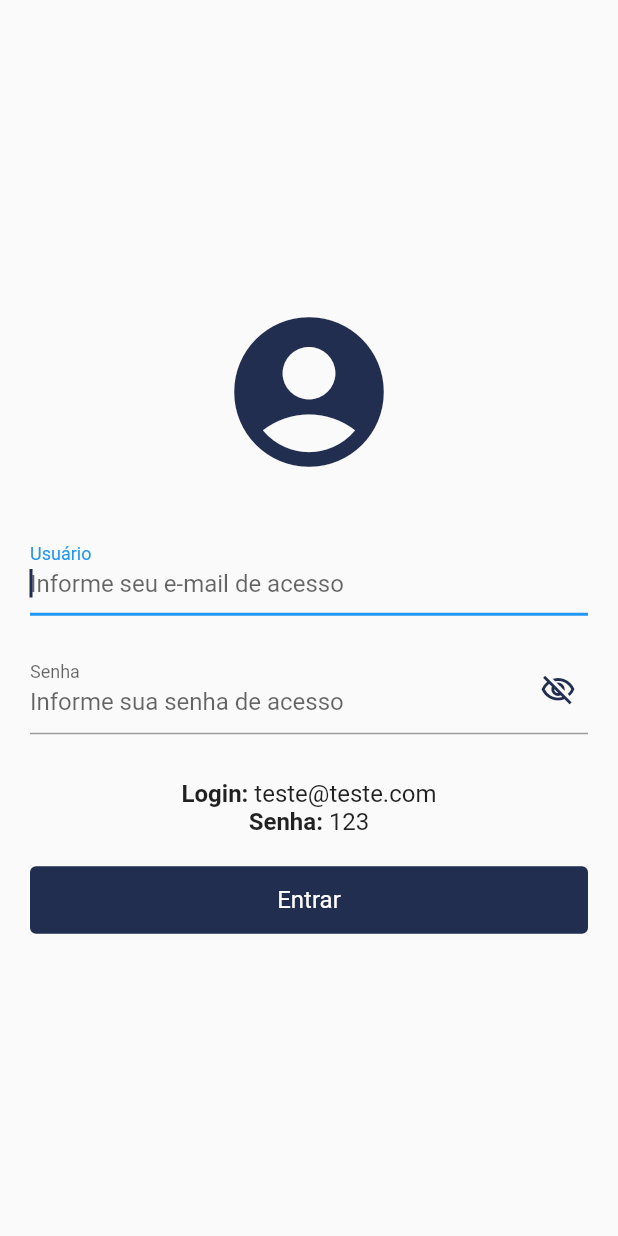
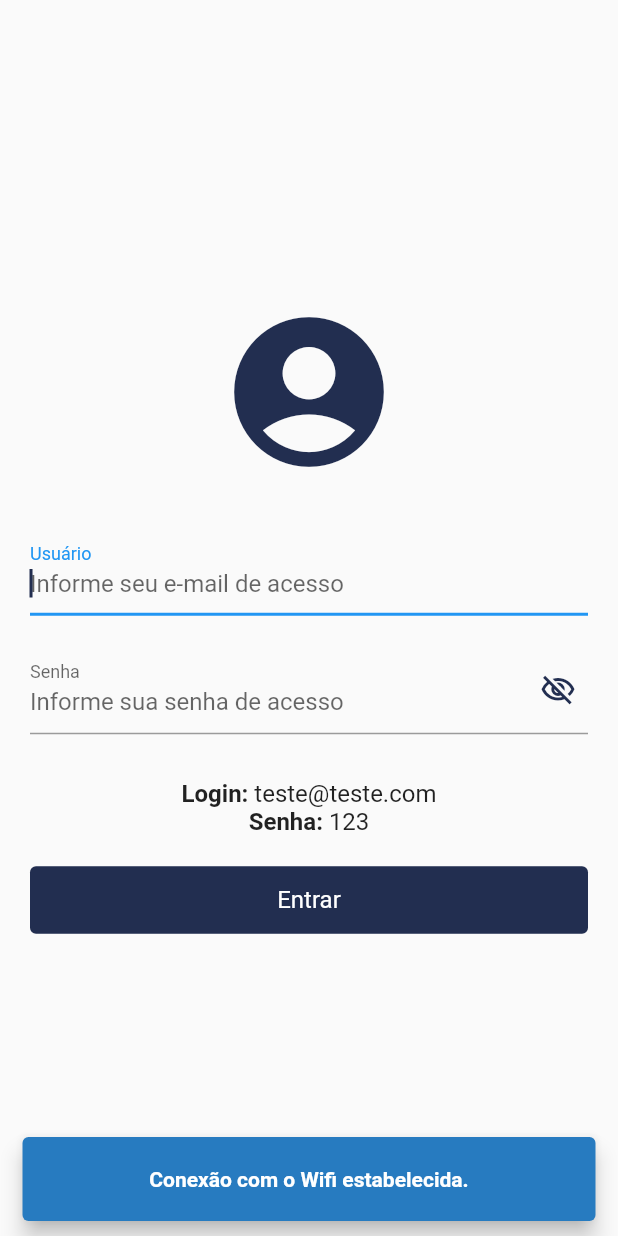
Before and after one commit to carlosmalltec/mdmottu, a Flutter app: the screen it shows after launch, on a phone screen of 412 x 824 dp. Run offline on Flutter 3.47's test engine with Material 2 defaults, Android fonts, the phone set to English and light mode, and no system bars; our stand-ins replace connectivity_plus, dio, equatable, get_it, google_fonts, shared_preferences.

Commit message:
Verificaçao com a internet

```diff
--- a/lib/app_prod.dart
+++ b/lib/app_prod.dart
@@ -1,11 +1,9 @@
 import 'package:flutter/material.dart';
 import 'package:flutter_localizations/flutter_localizations.dart';
-import 'package:provider/provider.dart';
 
 import 'core/navigation_state/navigator_service.dart';
 import 'core/theme_preference/theme_model.dart';
-import 'features/design_system/colors/colors_app.dart';
-import 'features/design_system/style/style_app.dart';
+import 'dependency_injections/service_locator.dart';
 import 'lang/app_translation.dart';
 import 'lang/translation_service.dart';
 import 'routes/app_pages.dart';
@@ -19,15 +17,19 @@ class AppProd extends StatefulWidget {
 }
 
 class _AppProdState extends State<AppProd> {
+  var themeNotifier = ServiceLocator().getIt.get<ThemeModel>();
+  final scaffoldMessengerStateKey = GlobalKey<ScaffoldMessengerState>();
+
   @override
   Widget build(BuildContext context) {
-    return ChangeNotifierProvider(
-        create: (_) => ThemeModel(),
-        child: Consumer<ThemeModel>(builder: (context, ThemeModel themeNotifier, child) {
+    return AnimatedBuilder(
+      animation: themeNotifier,
+      builder: (BuildContext context, Widget? widget) {
         return MaterialApp(
           debugShowCheckedModeBanner: false,
           initialRoute: AppPages.initial,
           navigatorKey: NavigatorService.navigatorKey,
+          scaffoldMessengerKey: scaffoldMessengerStateKey,
           routes: AppPages.routes(),
           locale: TranslationService.locale,
           localizationsDelegates: const [GlobalMaterialLocalizations.delegate, GlobalWidgetsLocalizations.delegate, GlobalCupertinoLocalizations.delegate],
@@ -41,6 +43,7 @@ class _AppProdState extends State<AppProd> {
             return widget!;
           },
         );
-        }));
+      },
+    );
   }
 }
--- a/lib/core/scaffold_app/scaffold_app.dart
+++ b/lib/core/scaffold_app/scaffold_app.dart
@@ -1,5 +1,10 @@
+import 'dart:async';
+
+import 'package:connectivity_plus/connectivity_plus.dart';
 import 'package:flutter/gestures.dart';
 import 'package:flutter/material.dart';
+
+import 'widgets/snack_bar_success.dart';
 
 class ScaffoldApp extends StatefulWidget {
   final PreferredSizeWidget? appBar;
@@ -25,7 +30,7 @@ class ScaffoldApp extends StatefulWidget {
   final bool drawerEnableOpenDragGesture;
   final bool endDrawerEnableOpenDragGesture;
   final String? restorationId;
-  final  Future<bool> Function()? onWillPop;
+  final Future<bool> Function()? onWillPop;
 
   const ScaffoldApp({
     Key? key,
@@ -60,6 +65,27 @@ class ScaffoldApp extends StatefulWidget {
 }
 
 class _ScaffoldAppState extends State<ScaffoldApp> {
+  late StreamSubscription subscription;
+  @override
+  initState() {
+    super.initState();
+    subscription = Connectivity().onConnectivityChanged.listen((ConnectivityResult result) {
+      if (result == ConnectivityResult.none) {
+        ScaffoldMessenger.of(context).showSnackBar(snackBarWarning());
+      } else if(result == ConnectivityResult.wifi) {
+        ScaffoldMessenger.of(context).showSnackBar(snackBarSuccess(text: 'sucess_network_wifi'));
+      }else if(result == ConnectivityResult.mobile || result == ConnectivityResult.ethernet) {
+        ScaffoldMessenger.of(context).showSnackBar(snackBarSuccess(text: 'sucess_network_internet'));
+      }
+    });
+  }
+
+  @override
+  void dispose() {
+    subscription.cancel();
+    super.dispose();
+  }
+
   @override
   Widget build(BuildContext context) {
     return WillPopScope(
--- /dev/null
+++ b/lib/core/scaffold_app/widgets/snack_bar_success.dart
@@ -0,0 +1,37 @@
+import 'package:flutter/material.dart';
+
+import '../../../features/design_system/colors/colors_app.dart';
+import '../../../lang/app_translation.dart';
+import '../../navigation_state/navigator_service.dart';
+
+SnackBar snackBarSuccess({String text = 'sucess_network'}) => SnackBar(
+      backgroundColor: ColorsApp.ff277BC0,
+      duration: const Duration(seconds: 5),
+      behavior: SnackBarBehavior.floating,
+      padding: const EdgeInsets.symmetric(horizontal: 10, vertical: 20),
+      content: Text(
+        AppTranslationString.string(text),
+        style: Theme.of(NavigatorService.navigatorKey.currentContext!).textTheme.titleMedium?.copyWith(
+              color: ColorsApp.ffFFFFFF,
+              fontWeight: FontWeight.w700,
+              fontSize: 14.0,
+            ),
+        textAlign: TextAlign.center,
+      ),
+    );
+
+SnackBar snackBarWarning() => SnackBar(
+      backgroundColor: ColorsApp.ffC21010,
+      duration: const Duration(seconds: 5),
+      behavior: SnackBarBehavior.floating,
+      padding: const EdgeInsets.symmetric(horizontal: 10, vertical: 20),
+      content: Text(
+        AppTranslationString.string('failure_network'),
+        style: Theme.of(NavigatorService.navigatorKey.currentContext!).textTheme.titleMedium?.copyWith(
+              color: ColorsApp.ffFFFFFF,
+              fontWeight: FontWeight.w700,
+              fontSize: 14.0,
+            ),
+        textAlign: TextAlign.center,
+      ),
+    );
--- /dev/null
+++ b/lib/dependency_injections/service_locator.dart
@@ -0,0 +1,23 @@
+import 'package:get_it/get_it.dart';
+
+import '../core/theme_preference/theme_model.dart';
+import '../features/auth/presenter/controllers/auth_controller.dart';
+import '../features/debug_view/controllers/debug_view_controller.dart';
+import '../features/home/presenter/controllers/home_controller.dart';
+import '../features/splash/presenter/controllers/splash_controller.dart';
+
+class ServiceLocator {
+  final getIt = GetIt.instance;
+
+  void setup() {
+
+    getIt.registerSingleton<DebugViewController>(DebugViewController());
+
+    ///Reconstroi sempre que é chamada
+    getIt.registerFactory<ThemeModel>(() => ThemeModel());
+    getIt.registerFactory<SplashController>(() => SplashController());
+    getIt.registerFactory<HomeController>(() => HomeController());
+    getIt.registerFactory(() => AuthController(getIt.get<DebugViewController>()));
+  }
+
+}
--- a/lib/features/auth/presenter/auth_screen.dart
+++ b/lib/features/auth/presenter/auth_screen.dart
@@ -1,5 +1,5 @@
 import 'package:flutter/material.dart';
-import 'package:provider/provider.dart';
+import 'package:mdmottu/dependency_injections/service_locator.dart';
 
 import '../../../core/responsive/orientation_layout.dart';
 import '../../../core/responsive/screen_type_layout.dart';
@@ -11,7 +11,7 @@ class AuthScreen extends StatelessWidget {
 
   @override
   Widget build(BuildContext context) {
-    AuthController controller = context.watch<AuthController>();
+    AuthController controller = ServiceLocator().getIt.get<AuthController>();
 
     return ScreenTypeLayout(
       mobile: OrientationLayout(
--- a/lib/features/auth/presenter/controllers/auth_controller.dart
+++ b/lib/features/auth/presenter/controllers/auth_controller.dart
@@ -1,16 +1,15 @@
 import 'package:flutter/material.dart';
 import 'package:mdmottu/core/navigation_state/navigator_service.dart';
 import 'package:mdmottu/routes/app_pages.dart';
-import 'package:provider/provider.dart';
 
 import '../../../debug_view/controllers/debug_view_controller.dart';
 import '../../../debug_view/models/debug_log_item.dart';
 import '../../domain/entities/request_auth.dart';
 
 class AuthController extends ChangeNotifier {
-  // final DebugViewController debugViewController;
+  final DebugViewController debugViewController;
 
-  // AuthController(this.debugViewController);
+  AuthController(this.debugViewController);
 
   final ValueNotifier<bool> visiblePassword = ValueNotifier<bool>(false);
   final ValueNotifier<bool> loading = ValueNotifier<bool>(false);
@@ -20,7 +19,7 @@ class AuthController extends ChangeNotifier {
     notifyListeners();
   }
 
-  Future<void> signIn(RequestAuth data, DebugViewController debugViewController) async {
+  Future<void> signIn(RequestAuth data) async {
     var item = DebugLogItem(
       dataPost: data.toMap().toString(),
       baseUrl: 'https://teste.com',
--- a/lib/features/auth/presenter/pages/auth_phone.dart
+++ b/lib/features/auth/presenter/pages/auth_phone.dart
@@ -5,11 +5,9 @@ import 'package:mdmottu/core/scaffold_app/scaffold_app.dart';
 import 'package:mdmottu/features/auth/domain/entities/request_auth.dart';
 import 'package:mdmottu/features/design_system/colors/colors_app.dart';
 import 'package:mdmottu/lang/app_translation.dart';
-import 'package:provider/provider.dart';
 
 import '../../../../core/component_form/button_app.dart';
 import '../../../../core/validator_form/validators.dart';
-import '../../../debug_view/controllers/debug_view_controller.dart';
 import '../controllers/auth_controller.dart';
 import '../widgets/box_text_helper.dart';
 
@@ -42,7 +40,6 @@ class _AuthPhoneState extends State<AuthPhone> {
 
   @override
   Widget build(BuildContext context) {
-    var debugViewController = Provider.of<DebugViewController>(context);
     return ScaffoldApp(
       body: Container(
         padding: const EdgeInsets.symmetric(horizontal: 20),
@@ -73,7 +70,10 @@ class _AuthPhoneState extends State<AuthPhone> {
                   Validators.email(),
                 ]),
               ),
-              InputField(
+              AnimatedBuilder(
+                animation: _controller,
+                builder: (BuildContext context, Widget? widget) {
+                  return InputField(
                     padding: const EdgeInsets.symmetric(vertical: 10),
                     maxLength: 20,
                     controller: passEC,
@@ -99,6 +99,8 @@ class _AuthPhoneState extends State<AuthPhone> {
                     validator: Validators.multiple([
                       Validators.required(),
                     ]),
+                  );
+                },
               ),
               const SizedBox(height: 20),
               const BoxTextHelper(text: 'Login: ', description: 'teste@teste.com'),
@@ -117,7 +119,7 @@ class _AuthPhoneState extends State<AuthPhone> {
                                   var formValid = _formKey.currentState?.validate() ?? false;
                                   if (formValid) {
                                     _formKey.currentState?.save();
-                                    await _controller.signIn(requestAuth, debugViewController);
+                                    await _controller.signIn(requestAuth);
                                   }
                                 },
                           childRaisedButton: Visibility(
--- a/lib/features/debug_view/pages/view_logs.dart
+++ b/lib/features/debug_view/pages/view_logs.dart
@@ -1,7 +1,7 @@
 import 'package:flutter/material.dart';
 import 'package:google_fonts/google_fonts.dart';
-import 'package:provider/provider.dart';
 
+import '../../../dependency_injections/service_locator.dart';
 import '../../design_system/colors/colors_app.dart';
 import '../controllers/debug_view_controller.dart';
 import '../models/debug_log_item.dart';
@@ -12,7 +12,7 @@ class ViewLogs extends StatelessWidget {
 
   @override
   Widget build(BuildContext context) {
-    final _controller = context.watch<DebugViewController>();
+    final _controller = ServiceLocator().getIt.get<DebugViewController>();
 
     return Scaffold(
       appBar: AppBar(
--- a/lib/features/home/presenter/home_screen.dart
+++ b/lib/features/home/presenter/home_screen.dart
@@ -1,8 +1,8 @@
 import 'package:flutter/material.dart';
-import 'package:provider/provider.dart';
 
 import '../../../core/responsive/orientation_layout.dart';
 import '../../../core/responsive/screen_type_layout.dart';
+import '../../../dependency_injections/service_locator.dart';
 import 'controllers/home_controller.dart';
 import 'pages/home_phone.dart';
 
@@ -11,7 +11,7 @@ class HomeScreen extends StatelessWidget {
 
   @override
   Widget build(BuildContext context) {
-    HomeController controller = context.watch<HomeController>();
+    HomeController controller = ServiceLocator().getIt.get<HomeController>();
 
     return ScreenTypeLayout(
       mobile: OrientationLayout(
--- a/lib/features/splash/presenter/splash_screen.dart
+++ b/lib/features/splash/presenter/splash_screen.dart
@@ -1,8 +1,8 @@
 import 'package:flutter/material.dart';
-import 'package:provider/provider.dart';
 
 import '../../../core/responsive/orientation_layout.dart';
 import '../../../core/responsive/screen_type_layout.dart';
+import '../../../dependency_injections/service_locator.dart';
 import 'controllers/splash_controller.dart';
 import 'pages/splash_phone.dart';
 
@@ -11,7 +11,7 @@ class SplashScreen extends StatelessWidget {
 
   @override
   Widget build(BuildContext context) {
-      SplashController controller = context.watch<SplashController>();
+      SplashController controller = ServiceLocator().getIt.get<SplashController>();
 
     return ScreenTypeLayout(
       mobile: OrientationLayout(
--- a/lib/lang/pt_BR.dart
+++ b/lib/lang/pt_BR.dart
@@ -8,4 +8,8 @@ const Map<String, String> pt_BR = {
   "pass_label": "Senha",
   "required_field": "Campo obrigatório",
   "mail_invalid": "Informe um e-mail valido!",
+  "failure_network": "Problemas de conexão a internet.",
+  "sucess_network": "Conexão com a internet estabelecida.",
+  "sucess_network_wifi": "Conexão com o Wifi estabelecida.",
+  "sucess_network_internet": "Conexão com os dados móveis estabelecida.",
 };
--- a/lib/main.dart
+++ b/lib/main.dart
@@ -4,14 +4,10 @@ import 'dart:io';
 import 'package:flutter/foundation.dart';
 import 'package:flutter/material.dart';
 import 'package:flutter/services.dart';
-import 'package:provider/provider.dart';
+import 'package:mdmottu/dependency_injections/service_locator.dart';
 
 import 'app_debug.dart';
 import 'app_prod.dart';
-import 'features/auth/presenter/controllers/auth_controller.dart';
-import 'features/debug_view/controllers/debug_view_controller.dart';
-import 'features/home/presenter/controllers/home_controller.dart';
-import 'features/splash/presenter/controllers/splash_controller.dart';
 
 class MyHttpOverrides extends HttpOverrides {
   @override
@@ -23,6 +19,9 @@ class MyHttpOverrides extends HttpOverrides {
 void main() async {
   WidgetsFlutterBinding.ensureInitialized();
   HttpOverrides.global = MyHttpOverrides();
+
+  ///Serviço de injeção
+  ServiceLocator().setup();
 
   FlutterError.onError = (FlutterErrorDetails details) => FlutterError.dumpErrorToConsole(details);
   SystemChrome.setPreferredOrientations([DeviceOrientation.portraitUp, DeviceOrientation.portraitDown]);
@@ -38,22 +37,10 @@ class MyApp extends StatelessWidget {
   const MyApp({Key? key}) : super(key: key);
   @override
   Widget build(BuildContext context) {
-    return MultiProvider(
-      providers: [
-        ChangeNotifierProvider(create: (_) => SplashController()),
-        ChangeNotifierProvider(create: (_) => HomeController()),
-        ChangeNotifierProvider(create: (_) => DebugViewController()),
-        ChangeNotifierProvider(create: (_) => AuthController()),
-
-        // ChangeNotifierProvider<DebugViewController>.value(
-        //     value: DebugViewController(),
-        //     ),
-      ],
-      child: const Visibility(
-        visible: kDebugMode,
-        replacement: AppProd(),
-        child: AppDebug(),
-      ),
+    return const Visibility(
+      visible: kDebugMode,
+      replacement: AppProd(),
+      child: AppDebug(),
     );
   }
 }
--- a/pubspec.yaml
+++ b/pubspec.yaml
@@ -16,10 +16,10 @@ dependencies:
   dartz: ^0.10.1
   equatable: ^2.0.3
   dio: ^4.0.6
-  provider: ^6.0.3
   google_fonts: ^3.0.1
   shared_preferences: ^2.0.15
   connectivity_plus: ^2.3.6+1
+  get_it: ^7.2.0
 
   cupertino_icons: ^1.0.2
 
```
Also changed, not shown: lib/app_debug.dart (+8 -6 lines), lib/features/home/presenter/pages/home_phone.dart (+20 -7 lines), pubspec.lock. Lines whose indentation alone changed are shown as unchanged.
